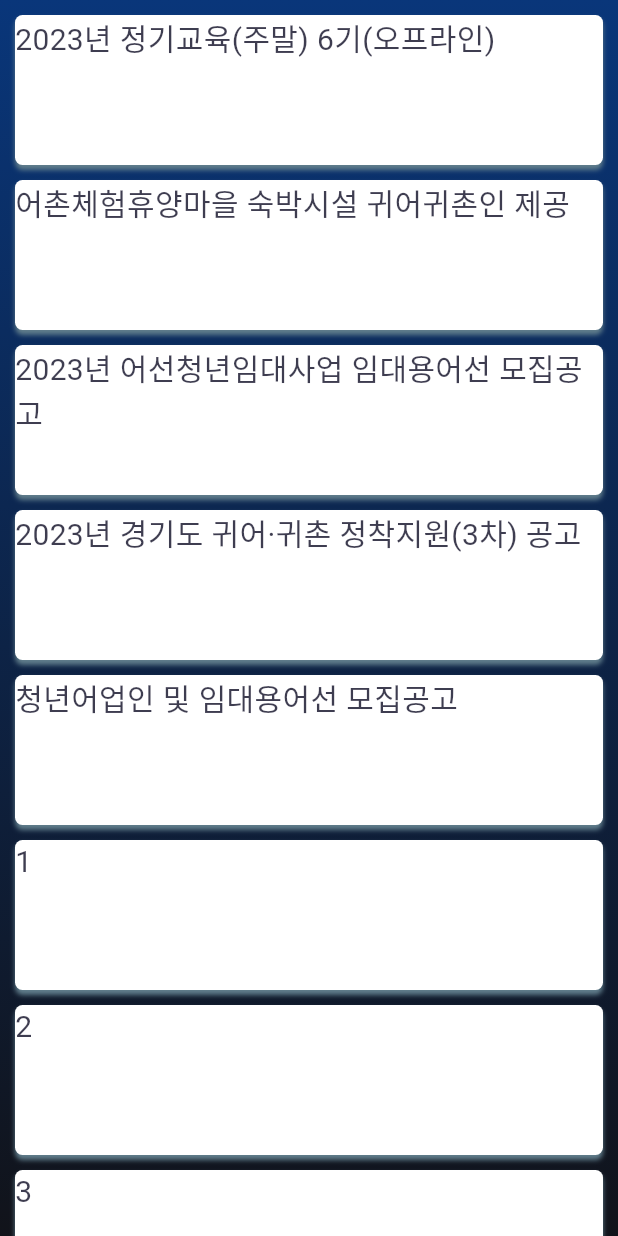
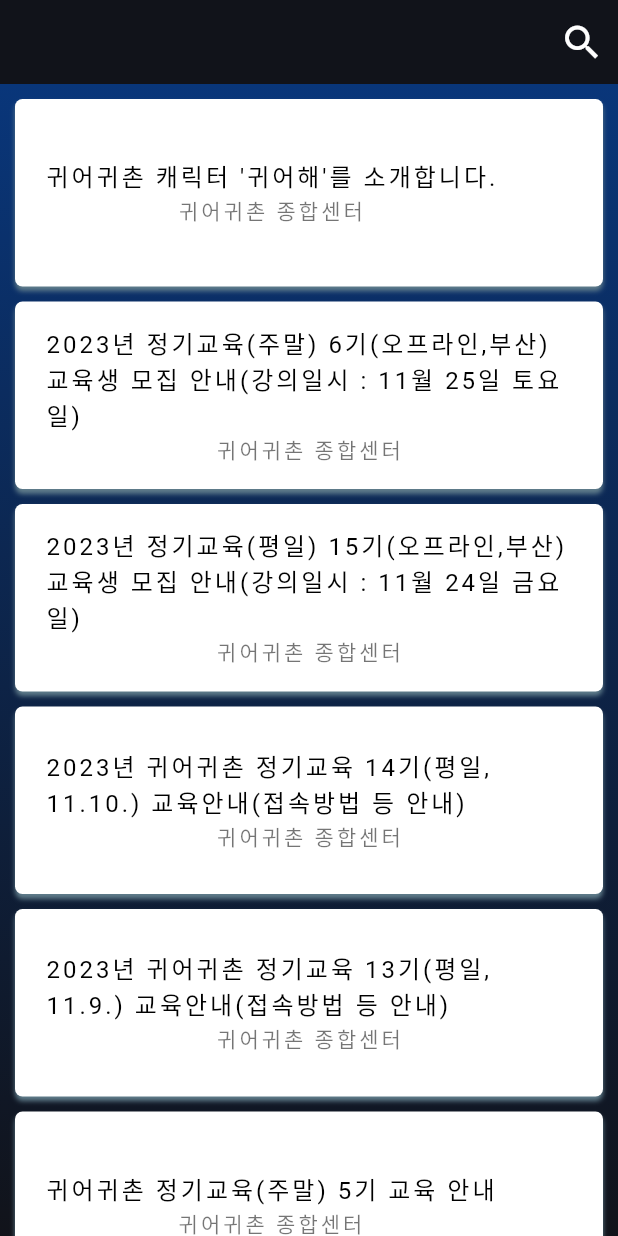
Before and after one commit to k984530/Fishermap, a Flutter app: the screen it shows after launch, on a phone screen of 412 x 824 dp. Run offline on Flutter 3.47's test engine with Material 3 defaults, Android fonts, the phone set to English and light mode, and no system bars; our stand-ins replace get; missing offline and left inert: zwidget.

Commit message:
[ADD] 형태 구축

```diff
--- a/lib/Screens/Information/InformationScreen.dart
+++ b/lib/Screens/Information/InformationScreen.dart
@@ -5,21 +5,48 @@
   InformationScreen({super.key});
 
   final List<String> entry = <String>[
-    "2023년 정기교육(주말) 6기(오프라인)",
-    "어촌체험휴양마을 숙박시설 귀어귀촌인 제공",
-    "2023년 어선청년임대사업 임대용어선 모집공고",
-    "2023년 경기도 귀어·귀촌 정착지원(3차) 공고",
-    "청년어업인 및 임대용어선 모집공고",
-    "1",
-    "2",
-    "3",
-    "4",
-    "5",
+    "귀어귀촌 캐릭터 '귀어해'를 소개합니다.",
+    "2023년 정기교육(주말) 6기(오프라인,부산) 교육생 모집 안내(강의일시 : 11월 25일 토요일)",
+    "2023년 정기교육(평일) 15기(오프라인,부산) 교육생 모집 안내(강의일시 : 11월 24일 금요일)",
+    "2023년 귀어귀촌 정기교육 14기(평일, 11.10.) 교육안내(접속방법 등 안내)",
+    "2023년 귀어귀촌 정기교육 13기(평일, 11.9.) 교육안내(접속방법 등 안내)",
+    "귀어귀촌 정기교육(주말) 5기 교육 안내",
+    "귀어귀촌 정기교육(평일) 12기 교육 안내",
+    "2023년 귀어귀촌 정기교육(평일) 14기 교육생 모집 안내(강의일시 : 11월 10일 금요일)",
+    "2023년 귀어귀촌 정기교육(평일) 13기 교육생 모집 안내(강의 일시: 11월 9일 목요일)",
+    "2023년 정기교육(주말) 5기 교육생 모집 안내(강의 일시 : 10월 28일 토요일)",
+  ];
+
+  final List<String> homePage = <String>[
+    "귀어귀촌 종합센터",
+    "귀어귀촌 종합센터",
+    "귀어귀촌 종합센터",
+    "귀어귀촌 종합센터",
+    "귀어귀촌 종합센터",
+    "귀어귀촌 종합센터",
+    "귀어귀촌 종합센터",
+    "귀어귀촌 종합센터",
+    "귀어귀촌 종합센터",
+    "귀어귀촌 종합센터",
   ];
 
   @override
   Widget build(BuildContext context) {
     return Scaffold(
+      appBar: AppBar(
+        backgroundColor: Color.fromARGB(238, 0, 3, 10),
+        iconTheme: const IconThemeData(color: Colors.white),
+        actions: [
+          IconButton(
+            icon: const Icon(
+              Icons.search_outlined,
+              color: Colors.white,
+              size: 30,
+            ),
+            onPressed: null,
+          ),
+        ],
+      ),
       body: Container(
         child: ListView.builder(
           padding: EdgeInsets.all(10),
@@ -28,16 +55,32 @@
             return Column(
               children: [
                 Container(
-                  height: 100,
+                  padding:
+                      EdgeInsets.only(left: 20, right: 20, top: 15, bottom: 15),
+                  height: 125,
                   width: double.infinity,
                   child: Align(
                     alignment: Alignment.topLeft,
-                    child: Text(
-                      '${entry[index]}',
-                      style: TextStyle(
-                        fontSize: 20,
-                        color: Color.fromARGB(196, 4, 2, 27),
-                      ),
+                    child: Column(
+                      mainAxisAlignment: MainAxisAlignment.center,
+                      children: [
+                        Text(
+                          '${entry[index]}',
+                          style: TextStyle(
+                            fontSize: 16,
+                            letterSpacing: 2.0,
+                            color: Colors.black,
+                          ),
+                        ),
+                        Text(
+                          '${homePage[index]}',
+                          style: TextStyle(
+                            fontSize: 14,
+                            letterSpacing: 2.0,
+                            color: Colors.black54,
+                          ),
+                        ),
+                      ],
                     ),
                   ),
                   decoration: BoxDecoration(
--- a/lib/Screens/Main/Widgets/infoContainer.dart
+++ b/lib/Screens/Main/Widgets/infoContainer.dart
@@ -4,8 +4,6 @@
 import 'package:fishermap/Screens/Main/Widgets/Custom/leftMouse.dart';
 import 'package:flutter/material.dart';
 import 'package:zwidget/zwidget.dart';
-
-import '../../../Palate.dart';
 
 class InfoContainer extends StatelessWidget {
   InfoContainer({super.key});
@@ -28,7 +26,7 @@
           width: 230,
           height: 210,
           decoration: BoxDecoration(
-            color: Palate.ContainerColor,
+            color: Color.fromARGB(238, 0, 3, 10),
             borderRadius: BorderRadius.only(
               topRight: Radius.circular(20),
               bottomRight: Radius.circular(20),
--- a/lib/main.dart
+++ b/lib/main.dart
@@ -33,6 +33,10 @@
           name: '/Weather',
           page: () => WeatherScreen(),
         ),
+        GetPage(
+          name: '/Information',
+          page: () => InformationScreen(),
+        ),
       ],
     );
   }
--- a/pubspec.yaml
+++ b/pubspec.yaml
@@ -30,8 +30,7 @@
 dependencies:
   flutter:
     sdk: flutter
-  webview_flutter: ^4.4.2
-  http: ^1.1.0
+  url_launcher: ^6.2.1
 
 
   # The following adds the Cupertino Icons font to your application.
```
Also changed, not shown: pubspec.lock.
